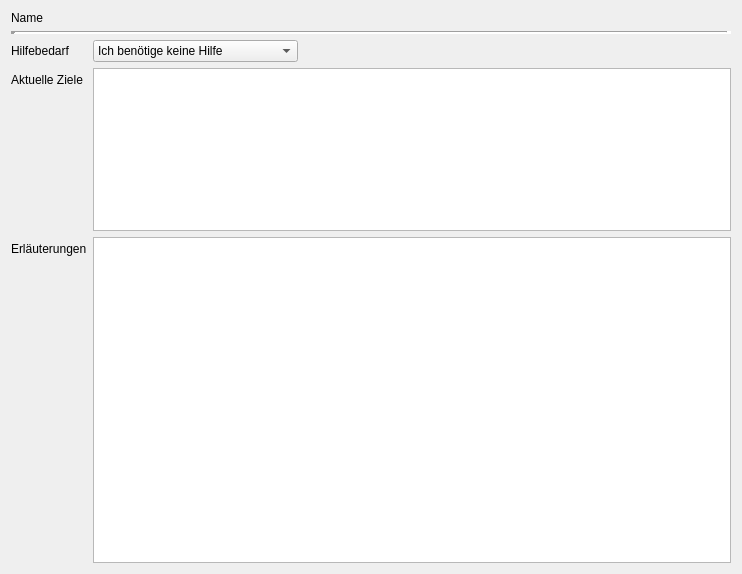
Qt form ebp_client/dokumentation.ui (Robotregent/EBP) before a commit.
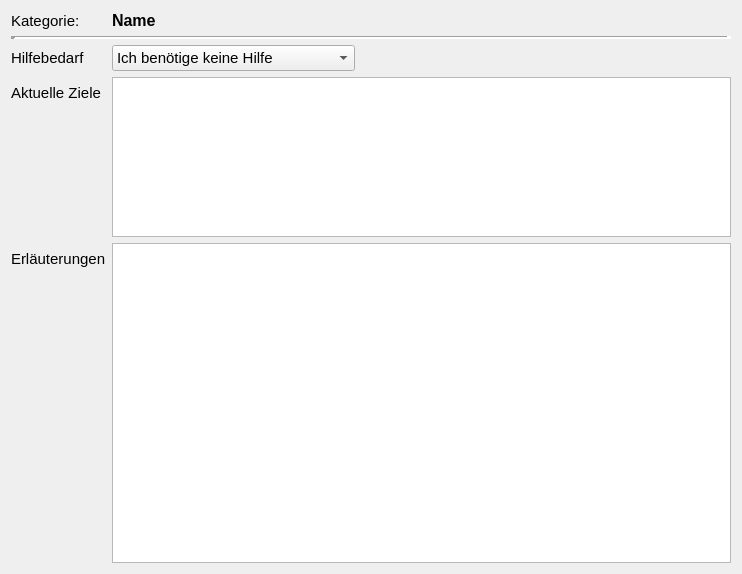
The same form after that commit.

The edit to the form file:
```diff
--- a/ebp_client/dokumentation.ui
+++ b/ebp_client/dokumentation.ui
@@ -10,6 +10,13 @@
     <height>574</height>
    </rect>
   </property>
+  <property name="font">
+   <font>
+    <pointsize>11</pointsize>
+    <weight>50</weight>
+    <bold>false</bold>
+   </font>
+  </property>
   <property name="windowTitle">
    <string>Form</string>
   </property>
@@ -26,6 +33,16 @@
    <property name="formAlignment">
     <set>Qt::AlignJustify|Qt::AlignTop</set>
    </property>
+   <item row="5" column="0" colspan="2">
+    <widget class="Line" name="line">
+     <property name="lineWidth">
+      <number>5</number>
+     </property>
+     <property name="orientation">
+      <enum>Qt::Horizontal</enum>
+     </property>
+    </widget>
+   </item>
    <item row="6" column="0">
     <widget class="QLabel" name="hilfebedarfLabel">
      <property name="text">
@@ -101,18 +118,22 @@
      </property>
     </widget>
    </item>
-   <item row="5" column="0" colspan="2">
-    <widget class="Line" name="line">
-     <property name="lineWidth">
-      <number>5</number>
-     </property>
-     <property name="orientation">
-      <enum>Qt::Horizontal</enum>
+   <item row="1" column="0">
+    <widget class="QLabel" name="label">
+     <property name="text">
+      <string>Kategorie:</string>
      </property>
     </widget>
    </item>
-   <item row="0" column="0" colspan="2">
+   <item row="1" column="1">
     <widget class="QLabel" name="Name">
+     <property name="font">
+      <font>
+       <pointsize>12</pointsize>
+       <weight>75</weight>
+       <bold>true</bold>
+      </font>
+     </property>
      <property name="text">
       <string>Name</string>
      </property>
```
